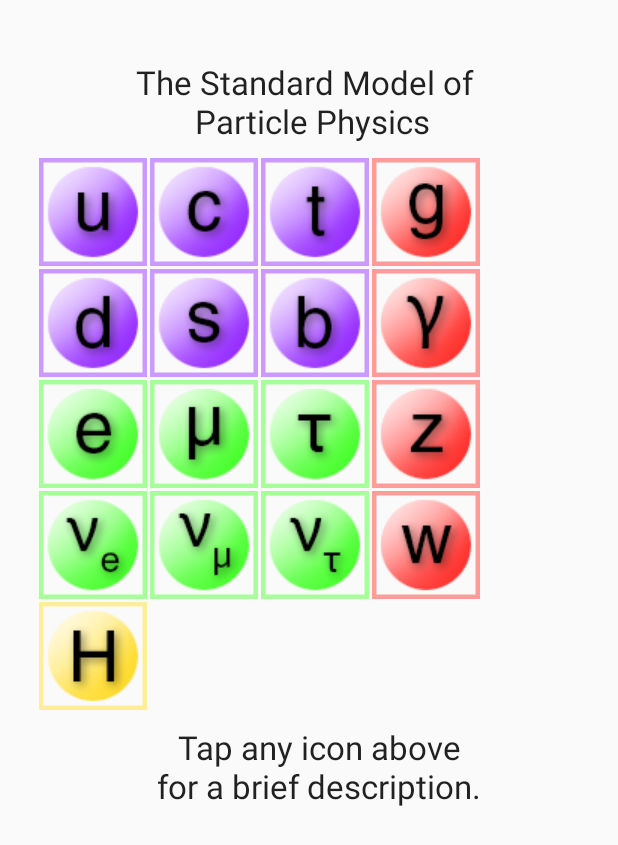
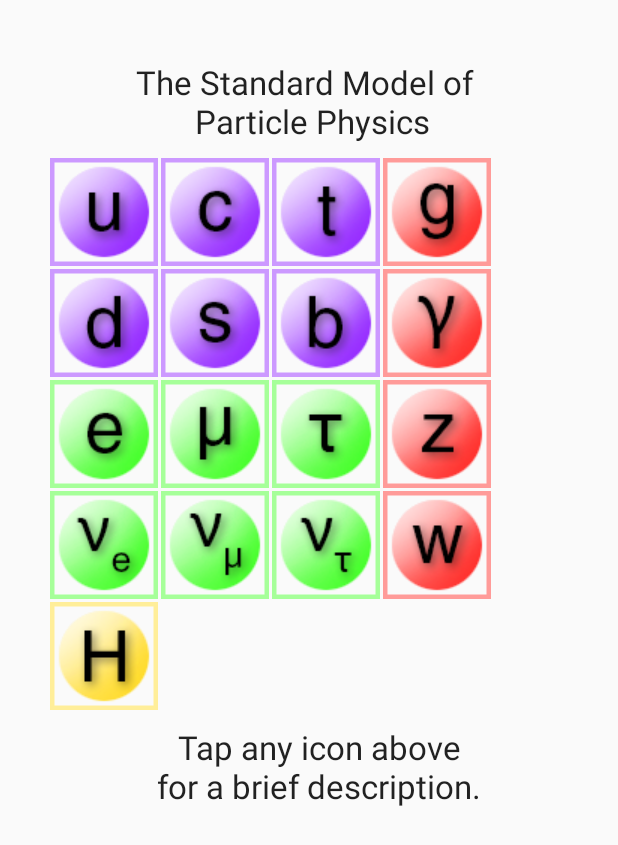
Before and after one commit to dnlwng243/quirky-quarks, an Android app: the StandardModel screen opened directly, with no data from a screen before it, on a phone screen of 412 x 824 dp. Shown: the top 845 px of the screen. Run offline under Robolectric (Android 15) with nearby library versions, the phone set to English and light mode, and no system bars.

Commit message:
nexus 5 centering l 0 l

```diff
--- a/app/src/main/res/layout/activity_standard_model.xml
+++ b/app/src/main/res/layout/activity_standard_model.xml
@@ -28,7 +28,7 @@
         android:layout_alignParentLeft="true"
         android:layout_alignParentStart="true"
         android:layout_marginTop="10dp"
-        android:layout_marginLeft="10dp"
+        android:layout_marginLeft="17dp"
         android:src="@drawable/up_quark" />
 
     <ImageView
@@ -38,7 +38,7 @@
         android:layout_below="@+id/textView"
         android:src="@drawable/charm_quark"
         android:layout_marginTop="10dp"
-        android:layout_marginLeft="84dp"/>
+        android:layout_marginLeft="91dp"/>
 
     <ImageView
         android:layout_width="wrap_content"
@@ -47,7 +47,7 @@
         android:layout_below="@+id/textView"
         android:src="@drawable/top_quark"
         android:layout_marginTop="10dp"
-        android:layout_marginLeft="158dp"/>
+        android:layout_marginLeft="165dp"/>
 
     <ImageView
         android:layout_width="wrap_content"
@@ -56,7 +56,7 @@
         android:layout_below="@+id/textView"
         android:src="@drawable/down_quark"
         android:layout_marginTop="84dp"
-        android:layout_marginLeft="10dp"/>
+        android:layout_marginLeft="17dp"/>
 
     <ImageView
         android:layout_width="wrap_content"
@@ -65,7 +65,7 @@
         android:layout_below="@+id/textView"
         android:src="@drawable/strange_quark"
         android:layout_marginTop="84dp"
-        android:layout_marginLeft="84dp"/>
+        android:layout_marginLeft="91dp"/>
 
     <ImageView
         android:layout_width="wrap_content"
@@ -74,7 +74,7 @@
         android:layout_below="@+id/textView"
         android:src="@drawable/bottom_quark"
         android:layout_marginTop="84dp"
-        android:layout_marginLeft="158dp"/>
+        android:layout_marginLeft="165dp"/>
 
     <ImageView
         android:layout_width="wrap_content"
@@ -83,7 +83,7 @@
         android:layout_below="@+id/textView"
         android:src="@drawable/electron"
         android:layout_marginTop="158dp"
-        android:layout_marginLeft="10dp"/>
+        android:layout_marginLeft="17dp"/>
 
     <ImageView
         android:layout_width="wrap_content"
@@ -92,7 +92,7 @@
         android:layout_below="@+id/textView"
         android:src="@drawable/muon"
         android:layout_marginTop="158dp"
-        android:layout_marginLeft="84dp"/>
+        android:layout_marginLeft="91dp"/>
 
     <ImageView
         android:layout_width="wrap_content"
@@ -101,7 +101,7 @@
         android:layout_below="@+id/textView"
         android:src="@drawable/tau"
         android:layout_marginTop="158dp"
-        android:layout_marginLeft="158dp"/>
+        android:layout_marginLeft="165dp"/>
 
     <ImageView
         android:layout_width="wrap_content"
@@ -110,7 +110,7 @@
         android:layout_below="@+id/textView"
         android:src="@drawable/electron_neutrino"
         android:layout_marginTop="232dp"
-        android:layout_marginLeft="10dp"/>
+        android:layout_marginLeft="17dp"/>
 
     <ImageView
         android:layout_width="wrap_content"
@@ -119,7 +119,7 @@
         android:layout_below="@+id/textView"
         android:src="@drawable/muon_neutrino"
         android:layout_marginTop="232dp"
-        android:layout_marginLeft="84dp"/>
+        android:layout_marginLeft="91dp"/>
 
     <ImageView
         android:layout_width="wrap_content"
@@ -128,7 +128,7 @@
         android:layout_below="@+id/textView"
         android:src="@drawable/tau_neutrino"
         android:layout_marginTop="232dp"
-        android:layout_marginLeft="158dp"/>
+        android:layout_marginLeft="165dp"/>
 
     <ImageView
         android:layout_width="wrap_content"
@@ -137,7 +137,7 @@
         android:layout_below="@+id/textView"
         android:src="@drawable/gluon"
         android:layout_marginTop="10dp"
-        android:layout_marginLeft="232dp"/>
+        android:layout_marginLeft="239dp"/>
 
     <ImageView
         android:layout_width="wrap_content"
@@ -146,7 +146,7 @@
         android:layout_below="@+id/textView"
         android:src="@drawable/photon"
         android:layout_marginTop="84dp"
-        android:layout_marginLeft="232dp"/>
+        android:layout_marginLeft="239dp"/>
 
     <ImageView
         android:layout_width="wrap_content"
@@ -155,7 +155,7 @@
         android:layout_below="@+id/textView"
         android:src="@drawable/z_boson"
         android:layout_marginTop="158dp"
-        android:layout_marginLeft="232dp"/>
+        android:layout_marginLeft="239dp"/>
 
     <ImageView
         android:layout_width="wrap_content"
@@ -164,7 +164,7 @@
         android:layout_below="@+id/textView"
         android:src="@drawable/w_boson"
         android:layout_marginTop="232dp"
-        android:layout_marginLeft="232dp"/>
+        android:layout_marginLeft="239dp"/>
 
     <ImageView
         android:layout_width="wrap_content"
@@ -173,7 +173,7 @@
         android:layout_below="@+id/textView"
         android:src="@drawable/higgs_boson"
         android:layout_marginTop="306dp"
-        android:layout_marginLeft="10dp"/>
+        android:layout_marginLeft="17dp"/>
 
     <TextView
         android:layout_width="wrap_content"
```
